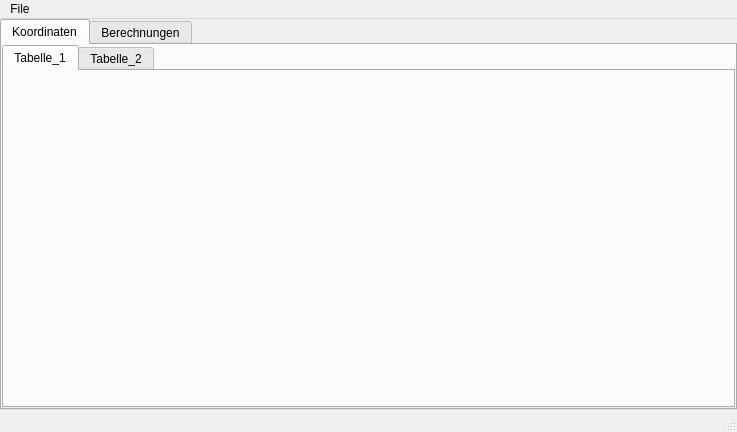
LadontherealOne/GeoCalc, file Test2.ui: the form before one commit.
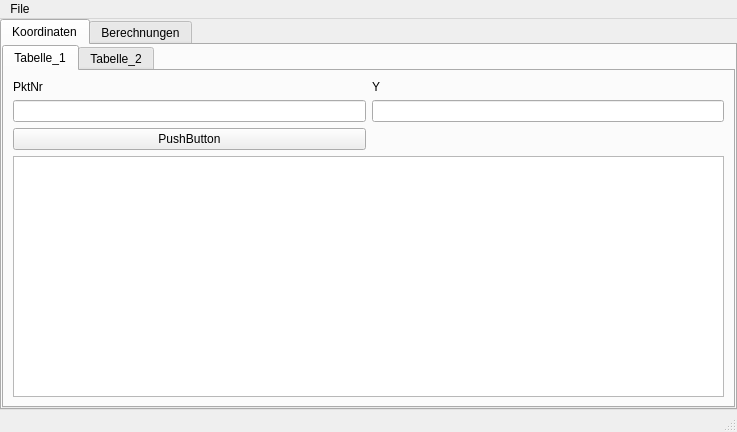
The form after the commit. The open tabs and pages were chosen to show the change.

The edit to the form file:
```diff
--- a/Test2.ui
+++ b/Test2.ui
@@ -64,6 +64,38 @@
            <attribute name="title">
             <string>Tabelle_1</string>
            </attribute>
+           <layout class="QGridLayout" name="gridLayout_5">
+            <item row="1" column="1">
+             <widget class="QLineEdit" name="lineEdit_3"/>
+            </item>
+            <item row="1" column="2">
+             <widget class="QLineEdit" name="lineEdit_4"/>
+            </item>
+            <item row="3" column="1" colspan="2">
+             <widget class="QTableWidget" name="tableWidget_3"/>
+            </item>
+            <item row="0" column="1">
+             <widget class="QLabel" name="label_5">
+              <property name="text">
+               <string>PktNr</string>
+              </property>
+             </widget>
+            </item>
+            <item row="0" column="2">
+             <widget class="QLabel" name="label_6">
+              <property name="text">
+               <string>Y</string>
+              </property>
+             </widget>
+            </item>
+            <item row="2" column="1">
+             <widget class="QPushButton" name="pushButton_2">
+              <property name="text">
+               <string>PushButton</string>
+              </property>
+             </widget>
+            </item>
+           </layout>
           </widget>
           <widget class="QWidget" name="tab_4">
            <attribute name="title">
```
Left out of the diff: 6 changed lines with no effect on the pictures.
